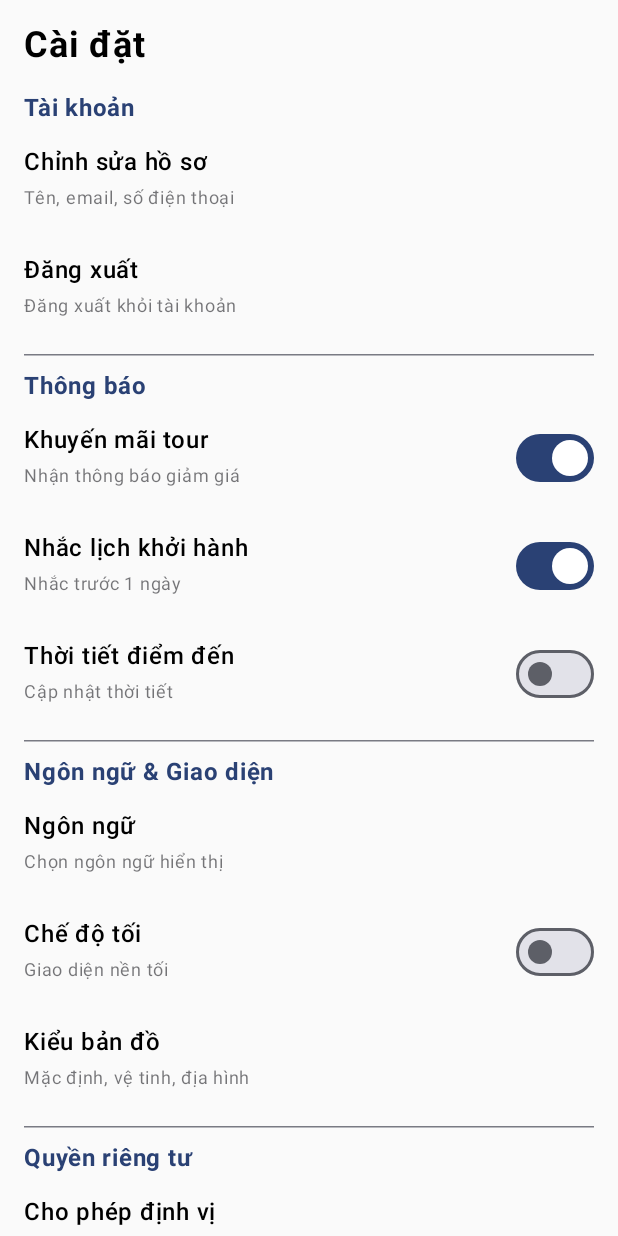
After one commit to UHL-FIT/ltttbdd-btl-20261-ct1b_group1, an Android app built with Jetpack Compose: the SettingsActivity screen opened directly, with no data from a screen before it, on a phone screen of 412 x 824 dp. The commit adds this screen. Run offline under Robolectric (Android 15) with nearby library versions, the light colour scheme and no system bars.

Commit message:
datnguyen lam xong setting

```diff
--- a/app/src/main/java/com/example/dattuadulich/MainActivity.kt
+++ b/app/src/main/java/com/example/dattuadulich/MainActivity.kt
@@ -35,6 +35,7 @@ import androidx.compose.material.icons.filled.Explore
 import androidx.compose.material.icons.filled.LocalOffer
 import androidx.compose.material.icons.filled.History
 import androidx.compose.ui.graphics.vector.ImageVector
+import androidx.compose.ui.tooling.preview.Preview
 
 class MainActivity : ComponentActivity() {
     override fun onCreate(savedInstanceState: Bundle?) {
@@ -57,7 +58,7 @@ data class BottomNavItem(
     val title: String,
     val icon: ImageVector
 )
-
+@Preview
 @Composable
 fun MainScreen() {
 
--- /dev/null
+++ b/app/src/main/java/com/example/dattuadulich/SettingsActivity.kt
@@ -0,0 +1,329 @@
+package com.example.dattuadulich
+
+import android.content.Intent
+import android.os.Bundle
+import android.provider.Settings
+import android.widget.Toast
+import androidx.activity.ComponentActivity
+import androidx.activity.compose.setContent
+import androidx.compose.foundation.clickable
+import androidx.compose.foundation.layout.Column
+import androidx.compose.foundation.layout.Row
+import androidx.compose.foundation.layout.Spacer
+import androidx.compose.foundation.layout.fillMaxSize
+import androidx.compose.foundation.layout.fillMaxWidth
+import androidx.compose.foundation.layout.height
+import androidx.compose.foundation.layout.padding
+import androidx.compose.foundation.rememberScrollState
+import androidx.compose.foundation.verticalScroll
+import androidx.core.net.toUri
+import androidx.compose.material3.HorizontalDivider
+import androidx.compose.material3.MaterialTheme
+import androidx.compose.material3.Switch
+import androidx.compose.material3.Text
+import androidx.compose.runtime.Composable
+import androidx.compose.runtime.mutableStateOf
+import androidx.compose.runtime.remember
+import androidx.compose.ui.Alignment
+import androidx.compose.ui.Modifier
+import androidx.compose.runtime.getValue
+import androidx.compose.runtime.setValue
+import androidx.compose.ui.platform.LocalContext
+import androidx.compose.ui.text.font.FontWeight
+import androidx.compose.ui.unit.dp
+import androidx.compose.ui.unit.sp
+import com.example.dattuadulich.ui.theme.DattuadulichTheme
+
+class SettingsActivity : ComponentActivity() {
+    override fun onCreate(savedInstanceState: Bundle?) {
+        super.onCreate(savedInstanceState)
+        setContent {
+            DattuadulichTheme {
+                SettingsScreen()
+            }
+        }
+    }
+
+    @Composable
+    fun SettingsScreen() {
+        val context = LocalContext.current
+
+        var notifyPromo by remember { mutableStateOf(true) }
+        var notifyReminder by remember { mutableStateOf(true) }
+        var notifyWeather by remember { mutableStateOf(false) }
+        var darkMode by remember { mutableStateOf(false) }
+
+        Column(
+            modifier = Modifier
+                .fillMaxSize()
+                .verticalScroll(rememberScrollState())
+                .padding(16.dp)
+        ) {
+            Text(
+                text = "Cài đặt",
+                fontSize = 24.sp,
+                fontWeight = FontWeight.Bold,
+                modifier = Modifier.padding(bottom = 16.dp)
+            )
+
+            // --- Nhóm 1: Tài khoản ---
+            Text(
+                text = "Tài khoản",
+                fontWeight = FontWeight.Bold,
+                color = MaterialTheme.colorScheme.primary
+            )
+
+            Row(
+                modifier = Modifier
+                    .fillMaxWidth()
+                    .clickable {
+                        Toast.makeText(context, "Mở chỉnh sửa hồ sơ", Toast.LENGTH_SHORT).show()
+                    }
+                    .padding(vertical = 12.dp),
+                verticalAlignment = Alignment.CenterVertically
+            ) {
+                Column(modifier = Modifier.weight(1f)) {
+                    Text("Chỉnh sửa hồ sơ", fontWeight = FontWeight.Medium)
+                    Text(
+                        "Tên, email, số điện thoại",
+                        fontSize = 12.sp,
+                        color = MaterialTheme.colorScheme.onSurface.copy(alpha = 0.6f)
+                    )
+                }
+            }
+
+            Row(
+                modifier = Modifier
+                    .fillMaxWidth()
+                    .clickable {
+                        Toast.makeText(context, "Đã đăng xuất", Toast.LENGTH_SHORT).show()
+                    }
+                    .padding(vertical = 12.dp),
+                verticalAlignment = Alignment.CenterVertically
+            ) {
+                Column(modifier = Modifier.weight(1f)) {
+                    Text("Đăng xuất", fontWeight = FontWeight.Medium)
+                    Text(
+                        "Đăng xuất khỏi tài khoản",
+                        fontSize = 12.sp,
+                        color = MaterialTheme.colorScheme.onSurface.copy(alpha = 0.6f)
+                    )
+                }
+            }
+
+            HorizontalDivider(modifier = Modifier.padding(vertical = 8.dp))
+
+            // --- Nhóm 2: Thông báo ---
+            Text(
+                text = "Thông báo",
+                fontWeight = FontWeight.Bold,
+                color = MaterialTheme.colorScheme.primary
+            )
+
+            SwitchSettingRow(
+                title = "Khuyến mãi tour",
+                subtitle = "Nhận thông báo giảm giá",
+                checked = notifyPromo
+            ) {
+                notifyPromo = it
+            }
+            SwitchSettingRow(
+                title = "Nhắc lịch khởi hành",
+                subtitle = "Nhắc trước 1 ngày",
+                checked = notifyReminder
+            ) {
+                notifyReminder = it
+            }
+            SwitchSettingRow(
+                title = "Thời tiết điểm đến",
+                subtitle = "Cập nhật thời tiết",
+                checked = notifyWeather
+            ) {
+                notifyWeather = it
+            }
+
+            HorizontalDivider(modifier = Modifier.padding(vertical = 8.dp))
+
+            // --- Nhóm 3 & 4: Ngôn ngữ & Giao diện ---
+            Text(
+                text = "Ngôn ngữ & Giao diện",
+                fontWeight = FontWeight.Bold,
+                color = MaterialTheme.colorScheme.primary
+            )
+
+            ClickableSettingRow(title = "Ngôn ngữ",
+                                subtitle = "Chọn ngôn ngữ hiển thị") {
+                Toast.makeText(context, "Chọn ngôn ngữ", Toast.LENGTH_SHORT).show()
+            }
+            SwitchSettingRow(
+                title = "Chế độ tối",
+                subtitle = "Giao diện nền tối",
+                checked = darkMode
+            ) {
+                darkMode = it
+            }
+            ClickableSettingRow(title = "Kiểu bản đồ",
+                                subtitle = "Mặc định, vệ tinh, địa hình") {
+                Toast.makeText(context, "Chọn kiểu bản đồ", Toast.LENGTH_SHORT).show()
+            }
+
+            HorizontalDivider(modifier = Modifier.padding(vertical = 8.dp))
+
+            // --- Nhóm 6: Quyền riêng tư ---
+            Text(
+                text = "Quyền riêng tư",
+                fontWeight = FontWeight.Bold,
+                color = MaterialTheme.colorScheme.primary
+            )
+
+            ClickableSettingRow(title = "Cho phép định vị",
+                                subtitle = "GPS để dẫn đường") {
+                val intent = Intent(Settings.ACTION_APPLICATION_DETAILS_SETTINGS)
+                intent.data = "package:${context.packageName}".toUri()
+                context.startActivity(intent)
+            }
+            ClickableSettingRow(
+                title = "Chính sách bảo mật",
+                subtitle = "Quy định dữ liệu cá nhân"
+            ) {
+                val url = "https://www.example.com/privacy".toUri()
+                context.startActivity(Intent(Intent.ACTION_VIEW, url))
+            }
+
+            HorizontalDivider(modifier = Modifier.padding(vertical = 8.dp))
+
+            // --- Nhóm 7: Thông tin ứng dụng ---
+            Text(
+                text = "Thông tin ứng dụng",
+                fontWeight = FontWeight.Bold,
+                color = MaterialTheme.colorScheme.primary
+            )
+
+            Row(
+                modifier = Modifier
+                    .fillMaxWidth()
+                    .padding(vertical = 12.dp),
+                verticalAlignment = Alignment.CenterVertically
+            ) {
+                Column(modifier = Modifier.weight(1f)) {
+                    Text("Phiên bản", fontWeight = FontWeight.Medium)
+                    Text(
+                        "1.0.0",
+                        fontSize = 12.sp,
+                        color = MaterialTheme.colorScheme.onSurface.copy(alpha = 0.6f)
+                    )
+                }
+            }
+
+            ClickableSettingRow(title = "Đánh giá ứng dụng",
+                                subtitle = "Ủng hộ 5 sao") {
+                val packageName = context.packageName
+                try {
+                    val uri = "market://details?id=$packageName".toUri()
+                    context.startActivity(Intent(Intent.ACTION_VIEW, uri))
+                } catch (_: Exception) {
+                    val uri = "https://play.google.com/store/apps/details?id=$packageName".toUri()
+                    context.startActivity(Intent(Intent.ACTION_VIEW, uri))
+                }
+            }
+
+            ClickableSettingRow(title = "Chia sẻ ứng dụng",
+                                subtitle = "Gửi link cho bạn bè") {
+                val shareIntent = Intent(Intent.ACTION_SEND).apply {
+                    type = "text/plain"
+                    putExtra(Intent.EXTRA_SUBJECT, "Chia sẻ app Tour Du Lịch")
+                    putExtra(
+                        Intent.EXTRA_TEXT,
+                        "Tải app tại: https://play.google.com/store/apps/details?id=${context.packageName}"
+                    )
+                }
+                context.startActivity(Intent.createChooser(shareIntent, "Chia sẻ qua"))
+            }
+
+            HorizontalDivider(modifier = Modifier.padding(vertical = 8.dp))
+
+            // --- Nhóm 8: Hỗ trợ ---
+            Text(
+                text = "Hỗ trợ",
+                fontWeight = FontWeight.Bold,
+                color = MaterialTheme.colorScheme.primary
+            )
+
+            ClickableSettingRow(title = "Gửi phản hồi",
+                                subtitle = "Báo lỗi hoặc góp ý") {
+                val emailIntent = Intent(Intent.ACTION_SENDTO).apply {
+                    data = "mailto:support@tourdulich.com".toUri()
+                    putExtra(Intent.EXTRA_SUBJECT, "Phản hồi ứng dụng Tour")
+                }
+                if (emailIntent.resolveActivity(context.packageManager) != null) {
+                    context.startActivity(emailIntent)
+                } else {
+                    Toast.makeText(context, "Không có ứng dụng email",
+                        Toast.LENGTH_SHORT).show()
+                }
+            }
+
+            ClickableSettingRow(title = "Câu hỏi thường gặp",
+                subtitle = "Giải đáp thắc mắc") {
+                val uri = "https://www.example.com/faq".toUri()
+                context.startActivity(Intent(Intent.ACTION_VIEW, uri))
+            }
+
+            ClickableSettingRow(title = "Gọi tổng đài",
+                subtitle = "1800 1234 (miễn phí)") {
+                val callIntent = Intent(Intent.ACTION_DIAL).apply {
+                    data = "tel:18001234".toUri()
+                }
+                context.startActivity(callIntent)
+            }
+
+            Spacer(modifier = Modifier.height(32.dp))
+        }
+    }
+
+    @Composable
+    fun ClickableSettingRow(title: String,
+                            subtitle: String, onClick: () -> Unit) {
+        Row(
+            modifier = Modifier
+                .fillMaxWidth()
+                .clickable { onClick() }
+                .padding(vertical = 12.dp),
+            verticalAlignment = Alignment.CenterVertically
+        ) {
+            Column(modifier = Modifier.weight(1f)) {
+                Text(title, fontWeight = FontWeight.Medium)
+                Text(
+                    subtitle,
+                    fontSize = 12.sp,
+                    color = MaterialTheme.colorScheme.onSurface.copy(alpha = 0.6f)
+                )
+            }
+        }
+    }
+
+    @Composable
+    fun SwitchSettingRow(
+        title: String,
+        subtitle: String,
+        checked: Boolean,
+        onCheckedChange: (Boolean) -> Unit
+    ) {
+        Row(
+            modifier = Modifier
+                .fillMaxWidth()
+                .padding(vertical = 12.dp),
+            verticalAlignment = Alignment.CenterVertically
+        ) {
+            Column(modifier = Modifier.weight(1f)) {
+                Text(title, fontWeight = FontWeight.Medium)
+                Text(
+                    subtitle,
+                    fontSize = 12.sp,
+                    color = MaterialTheme.colorScheme.onSurface.copy(alpha = 0.6f)
+                )
+            }
+            Switch(checked = checked, onCheckedChange = onCheckedChange)
+        }
+    }
+}
```
Also changed, not shown: app/src/main/AndroidManifest.xml (+21 -1 lines).
